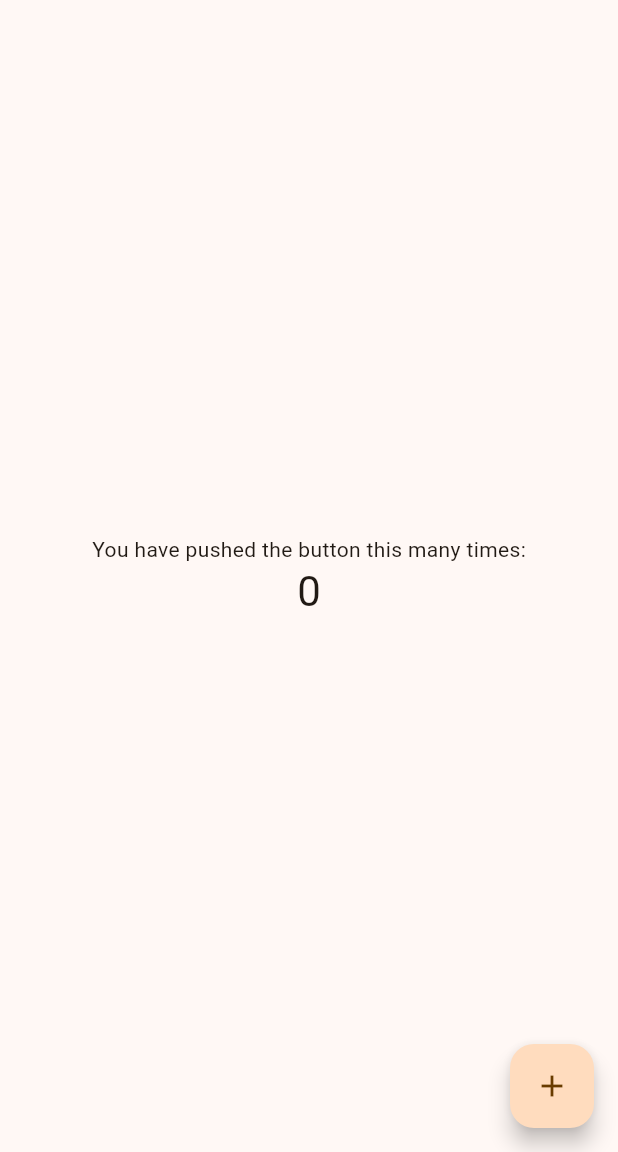
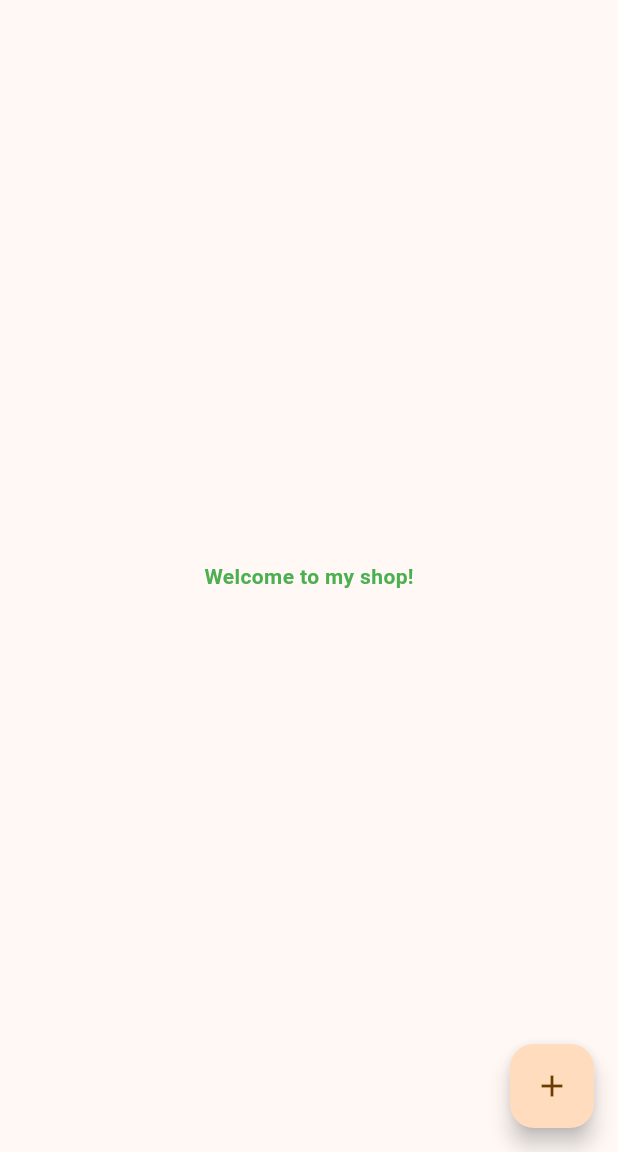
Before and after one commit to ChrystallaT1/sandwich_shop, a Flutter app: the screen it shows after launch, on a phone screen of 412 x 824 dp, the part 84-1236 px from its top. Run offline on Flutter 3.47's test engine with Material 3 defaults, Android fonts, the phone set to English and light mode, and no system bars.

Commit message:
Remove and Style Text

```diff
--- a/lib/main.dart
+++ b/lib/main.dart
@@ -104,10 +104,12 @@ class _MyHomePageState extends State<MyHomePage> {
           // wireframe for each widget.
           mainAxisAlignment: MainAxisAlignment.center,
           children: <Widget>[
-            const Text('You have pushed the button this many times:'),
-            Text(
-              '$_counter',
-              style: Theme.of(context).textTheme.headlineMedium,
+            const Text(
+              'Welcome to my shop!',
+              style: TextStyle(
+                fontWeight: FontWeight.bold,
+                color: Colors.green,
+              ),
             ),
           ],
         ),
```
